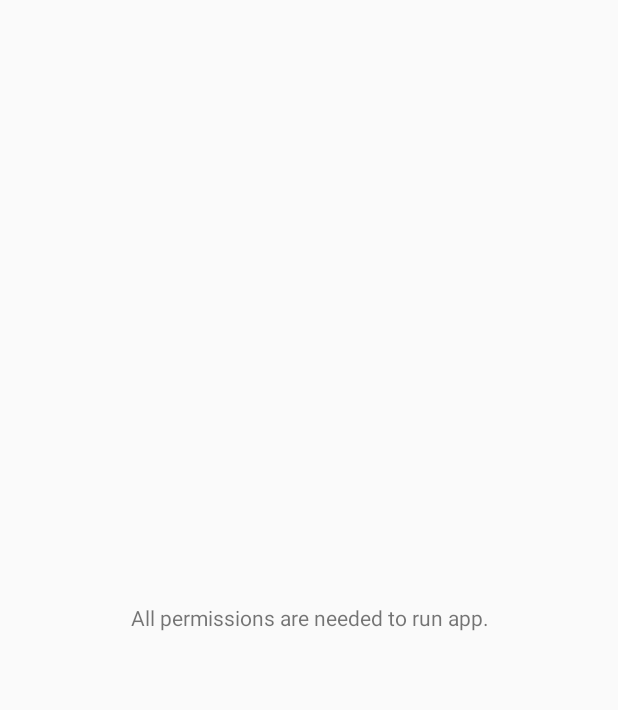
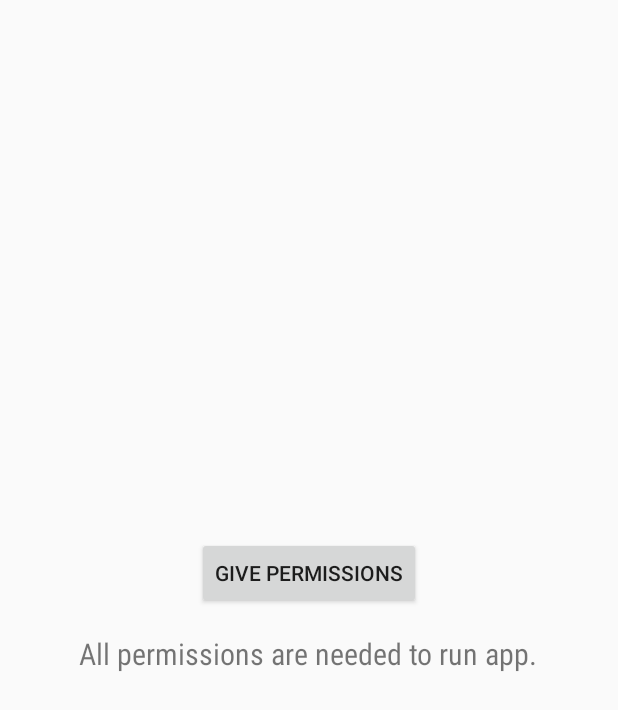
Before and after one commit to RowlandOti/PhotoMist, an Android app: the layout inc_permissions_rationale_view.xml on its own in the app's theme, with its tools: preview values and no code run, on a phone screen of 412 x 824 dp. Shown: the top 710 px of the screen. Run offline under Robolectric (Android 15) with nearby library versions, the phone set to English and light mode, and no system bars.

Commit message:
feat: handle cyclic permissions requests

```diff
--- a/app/src/main/res/layout/activity_photo.xml
+++ b/app/src/main/res/layout/activity_photo.xml
@@ -19,8 +19,8 @@
         layout="@layout/inc_transparent_toolbar" />
 
     <include
-        android:id="@+id/empty_text_view_container"
+        android:id="@+id/permissions_rationale_container"
         android:visibility="gone"
-        layout="@layout/inc_empty_textview" />
+        layout="@layout/inc_permissions_rationale_view" />
 
 </RelativeLayout>
--- a/app/src/main/res/layout/inc_empty_textview.xml
+++ b/app/src/main/res/layout/inc_permissions_rationale_view.xml
@@ -19,16 +19,24 @@
     xmlns:tools="http://schemas.android.com/tools"
     android:layout_width="match_parent"
     android:layout_height="match_parent"
+    android:gravity="center"
     android:orientation="vertical">
+
+    <Button
+        android:id="@+id/permissions_button_view"
+        android:layout_width="wrap_content"
+        android:layout_height="wrap_content"
+        android:text="Give Permissions"></Button>
 
     <!-- Empty TextView-->
     <TextView
-        android:id="@+id/empty_text_view"
-        android:layout_width="match_parent"
-        android:layout_height="match_parent"
-        android:gravity="center"
+        android:id="@+id/permissions_text_view"
+        android:layout_width="wrap_content"
+        android:layout_height="wrap_content"
+        android:fontFamily="sans-serif-condensed"
         android:padding="@dimen/empty_text_viewPadding"
-        tools:text="All permissions are needed to run app.">
+        android:text="All permissions are needed to run app."
+        android:textSize="20sp">
 
     </TextView>
 
```
Also changed, not shown: app/src/main/java/com/rowland/photomist/ui/activities/PhotoActivity.java (+44 -16 lines).
